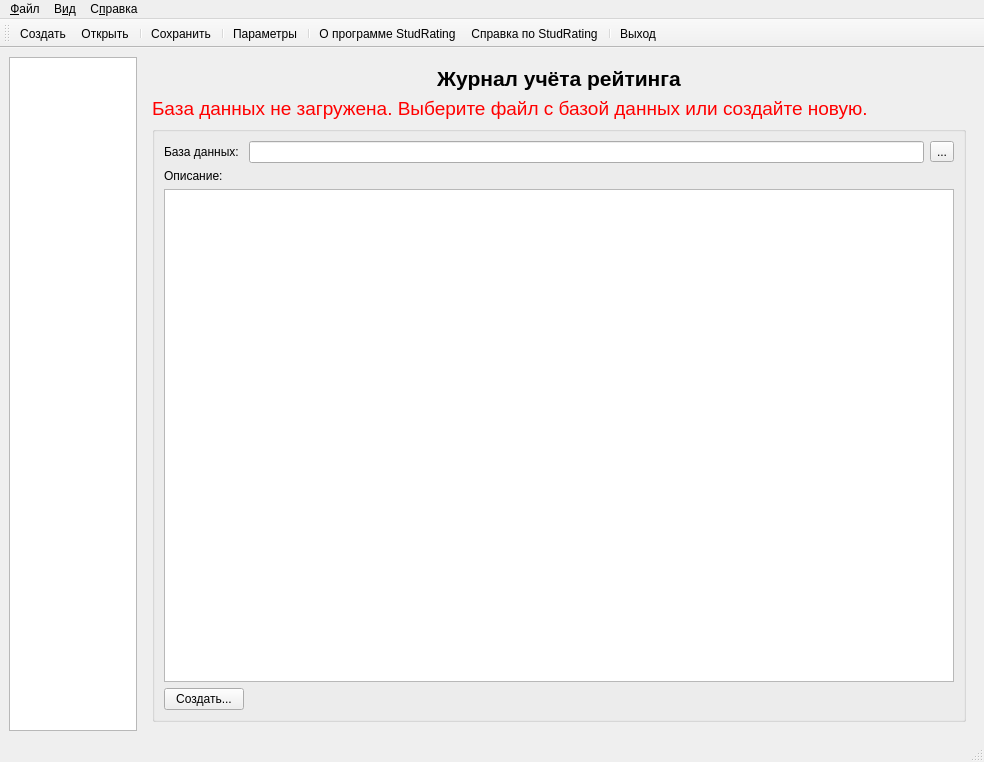
Qt form mainwindow.ui (Horsmir/studrating) before a commit.
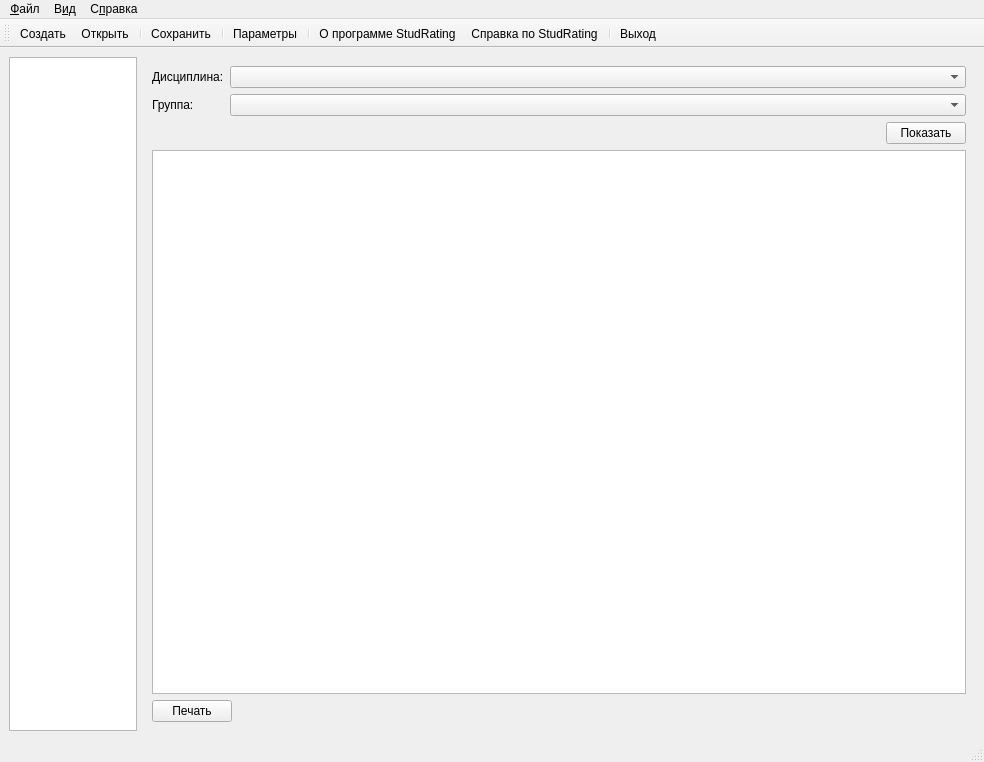
The same form after that commit. Icons and pictures are not drawn.

Diff of the .ui file:
```diff
--- a/mainwindow.ui
+++ b/mainwindow.ui
@@ -54,7 +54,7 @@
       <item>
        <widget class="QStackedWidget" name="pagesWidget">
         <property name="currentIndex">
-         <number>0</number>
+         <number>5</number>
         </property>
         <widget class="QWidget" name="homePage">
          <layout class="QVBoxLayout" name="verticalLayout_2">
@@ -609,6 +609,102 @@
           </item>
          </layout>
         </widget>
+        <widget class="QWidget" name="pageResults">
+         <layout class="QVBoxLayout" name="verticalLayout_9">
+          <item>
+           <layout class="QFormLayout" name="formLayout_3">
+            <property name="labelAlignment">
+             <set>Qt::AlignLeading|Qt::AlignLeft|Qt::AlignVCenter</set>
+            </property>
+            <item row="0" column="0">
+             <widget class="QLabel" name="label_11">
+              <property name="text">
+               <string>Дисциплина:</string>
+              </property>
+             </widget>
+            </item>
+            <item row="0" column="1">
+             <widget class="QComboBox" name="resultDisciplinComboBox">
+              <property name="sizePolicy">
+               <sizepolicy hsizetype="Expanding" vsizetype="Fixed">
+                <horstretch>0</horstretch>
+                <verstretch>0</verstretch>
+               </sizepolicy>
+              </property>
+             </widget>
+            </item>
+            <item row="1" column="0">
+             <widget class="QLabel" name="label_12">
+              <property name="text">
+               <string>Группа:</string>
+              </property>
+             </widget>
+            </item>
+            <item row="1" column="1">
+             <widget class="QComboBox" name="resultGroupComboBox">
+              <property name="sizePolicy">
+               <sizepolicy hsizetype="Expanding" vsizetype="Fixed">
+                <horstretch>0</horstretch>
+                <verstretch>0</verstretch>
+               </sizepolicy>
+              </property>
+             </widget>
+            </item>
+           </layout>
+          </item>
+          <item>
+           <layout class="QHBoxLayout" name="horizontalLayout_5">
+            <item>
+             <spacer name="horizontalSpacer_3">
+              <property name="orientation">
+               <enum>Qt::Horizontal</enum>
+              </property>
+              <property name="sizeHint" stdset="0">
+               <size>
+                <width>40</width>
+                <height>20</height>
+               </size>
+              </property>
+             </spacer>
+            </item>
+            <item>
+             <widget class="QPushButton" name="showResultButton">
+              <property name="text">
+               <string>Показать</string>
+              </property>
+              <property name="icon">
+               <iconset resource="studrating.qrc">
+                <normaloff>:/icons/results.png</normaloff>:/icons/results.png</iconset>
+              </property>
+             </widget>
+            </item>
+           </layout>
+          </item>
+          <item>
+           <widget class="QTextEdit" name="resultTextEdit">
+            <property name="readOnly">
+             <bool>true</bool>
+            </property>
+           </widget>
+          </item>
+          <item>
+           <widget class="QPushButton" name="printResultButton">
+            <property name="sizePolicy">
+             <sizepolicy hsizetype="Fixed" vsizetype="Fixed">
+              <horstretch>0</horstretch>
+              <verstretch>0</verstretch>
+             </sizepolicy>
+            </property>
+            <property name="text">
+             <string>Печать</string>
+            </property>
+            <property name="icon">
+             <iconset theme="printer"/>
+            </property>
+           </widget>
+          </item>
+         </layout>
+        </widget>
        </widget>
       </item>
      </layout>
```
